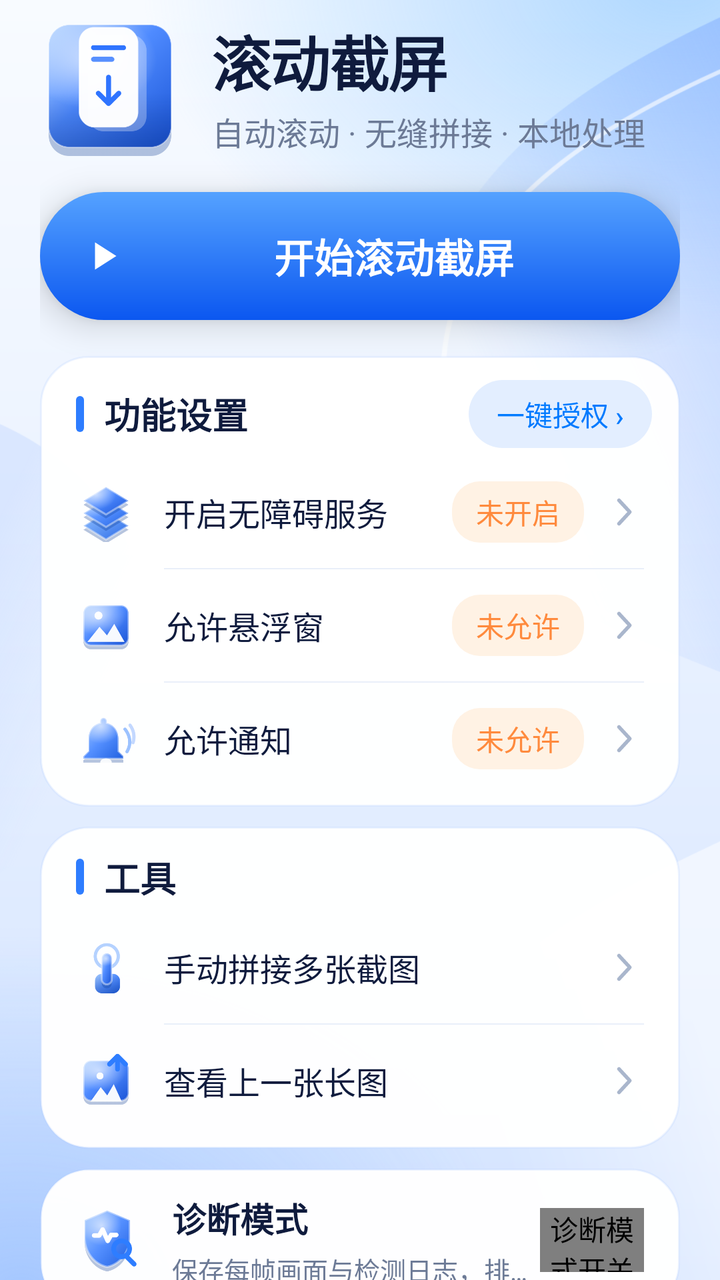
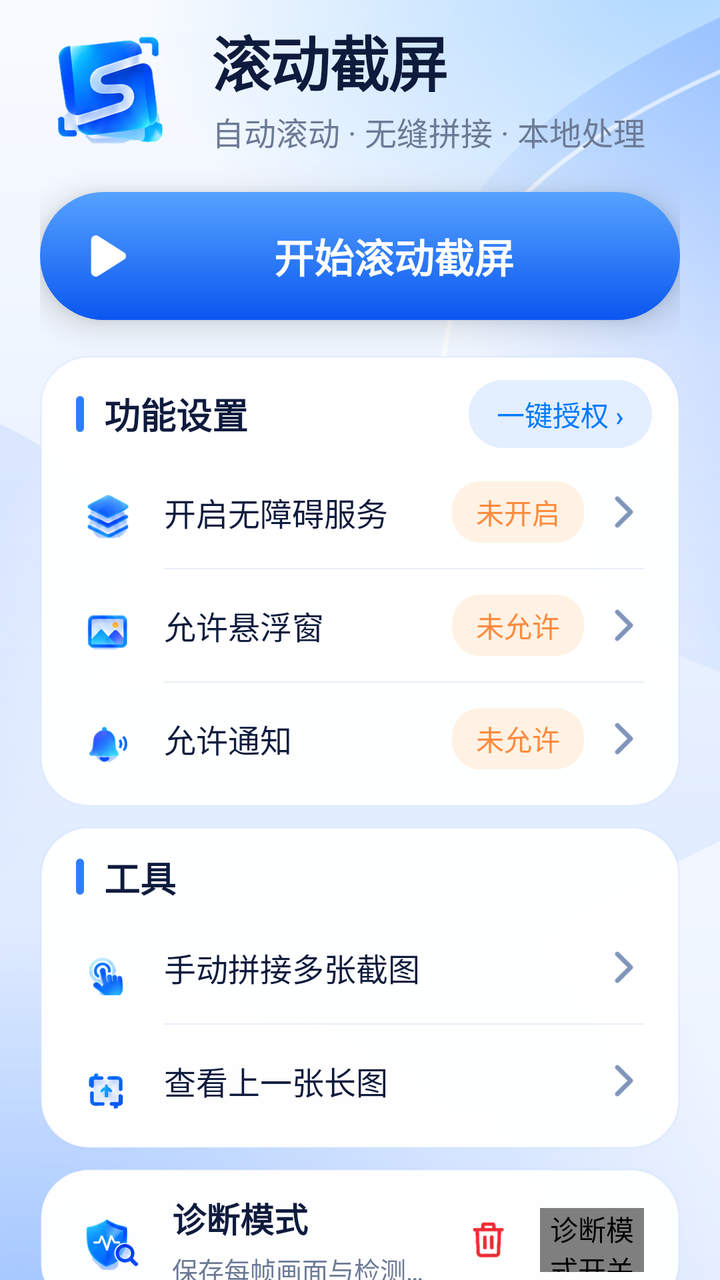

Two renders of the same Android screen: before a commit and after it. Below are the layout's source before the change and the commit's diff.
<!-- AndroidManifest.xml: application theme Theme.ScrollShot -->
<!-- res/layout/activity_main.xml -->
<?xml version="1.0" encoding="utf-8"?>
<ScrollView android:background="@drawable/bg_home_glass" android:fitsSystemWindows="true" android:scrollbars="none" android:clipToPadding="false" android:layout_width="fill_parent" android:layout_height="fill_parent" android:fillViewport="true"
  xmlns:android="http://schemas.android.com/apk/res/android">
    <LinearLayout android:orientation="vertical" android:paddingTop="6.0dip" android:paddingBottom="14.0dip" android:layout_width="fill_parent" android:layout_height="wrap_content" android:paddingStart="20.0dip" android:paddingEnd="20.0dip">

        
        <LinearLayout android:orientation="horizontal" android:gravity="center_vertical" android:layout_width="fill_parent" android:layout_height="wrap_content" android:layout_marginTop="2.0dip">
            <ImageView android:layout_width="70.0dip" android:layout_height="70.0dip" android:src="@drawable/ic_logo_glass" android:contentDescription="应用图标" />
            <LinearLayout android:orientation="vertical" android:layout_width="0.0dip" android:layout_height="wrap_content" android:layout_weight="1.0" android:layout_marginStart="16.0dip">
                <LinearLayout android:orientation="horizontal" android:gravity="bottom" android:layout_width="fill_parent" android:layout_height="wrap_content"><TextView android:layout_width="wrap_content" android:layout_height="wrap_content" android:text="滚动截屏" style="@style/Ss.HeroTitle" /><TextView android:id="@id/tvVersion" android:layout_width="wrap_content" android:layout_height="wrap_content" android:layout_marginStart="8.0dip" android:layout_marginBottom="5.0dip" android:textSize="12.0sp" android:textColor="@color/ss_muted" /></LinearLayout>
                <TextView android:layout_width="fill_parent" android:layout_height="wrap_content" android:layout_marginTop="2.0dip" android:text="自动滚动 · 无缝拼接 · 本地处理" style="@style/Ss.HeroSub" />
            </LinearLayout>
        </LinearLayout>

        
        <Button android:id="@id/btnStart" android:layout_width="fill_parent" android:layout_height="64.0dip" android:layout_marginTop="18.0dip" android:text="开始滚动截屏" android:drawableStart="@drawable/ic_play" android:elevation="10.0dip" style="@style/Ss.CtaButton" />

        
        <LinearLayout android:orientation="vertical" android:background="@drawable/bg_card_soft" android:elevation="2.0dip" android:layout_width="fill_parent" android:layout_height="wrap_content" android:layout_marginTop="18.0dip">
            <LinearLayout android:orientation="horizontal" android:gravity="center_vertical" android:layout_width="fill_parent" android:layout_height="wrap_content" android:paddingStart="18.0dip" android:paddingEnd="14.0dip" android:paddingTop="12.0dip" android:paddingBottom="4.0dip">
                <View android:background="@drawable/bg_title_bar" android:layout_width="4.0dip" android:layout_height="18.0dip" android:layout_marginEnd="10.0dip" />
                <TextView android:layout_width="0.0dip" android:layout_height="wrap_content" android:layout_weight="1.0" android:text="功能设置" style="@style/Ss.CardTitle" />
                <Button android:id="@id/btnOneKey" android:layout_width="wrap_content" android:layout_height="wrap_content" android:text="一键授权 ›" style="@style/Ss.ActionPill" />
            </LinearLayout>

            <FrameLayout android:layout_width="fill_parent" android:layout_height="wrap_content">
                <Button android:id="@id/btnAccessibility" android:contentDescription="开启无障碍服务" android:layout_width="fill_parent" android:layout_height="match_parent" style="@style/Ss.RowHit" />
                <LinearLayout android:orientation="horizontal" android:gravity="center_vertical" android:layout_width="fill_parent" android:layout_height="wrap_content" android:minHeight="56.0dip" android:paddingStart="18.0dip" android:paddingEnd="18.0dip">
                    <ImageView android:layout_width="30.0dip" android:layout_height="30.0dip" android:src="@drawable/ic_glass_layers" android:layout_marginEnd="14.0dip" android:contentDescription="无障碍" />
                    <TextView android:layout_width="0.0dip" android:layout_height="wrap_content" android:layout_weight="1.0" android:text="开启无障碍服务" style="@style/Ss.RowLabel" />
                    <TextView android:id="@id/tvAccStatus" android:layout_width="wrap_content" android:layout_height="wrap_content" android:text="未开启" android:layout_marginEnd="10.0dip" style="@style/Ss.RowPill" />
                    <ImageView android:layout_width="20.0dip" android:layout_height="20.0dip" android:src="@drawable/ic_chevron_right" android:contentDescription="进入设置" />
                </LinearLayout>
            </FrameLayout>
            <View android:background="@color/ss_line" android:layout_width="fill_parent" android:layout_height="0.5dip" android:layout_marginStart="62.0dip" android:layout_marginEnd="18.0dip" />

            <FrameLayout android:layout_width="fill_parent" android:layout_height="wrap_content">
                <Button android:id="@id/btnOverlay" android:contentDescription="允许悬浮窗" android:layout_width="fill_parent" android:layout_height="match_parent" style="@style/Ss.RowHit" />
                <LinearLayout android:orientation="horizontal" android:gravity="center_vertical" android:layout_width="fill_parent" android:layout_height="wrap_content" android:minHeight="56.0dip" android:paddingStart="18.0dip" android:paddingEnd="18.0dip">
                    <ImageView android:layout_width="30.0dip" android:layout_height="30.0dip" android:src="@drawable/ic_glass_photo" android:layout_marginEnd="14.0dip" android:contentDescription="悬浮窗" />
                    <TextView android:layout_width="0.0dip" android:layout_height="wrap_content" android:layout_weight="1.0" android:text="允许悬浮窗" style="@style/Ss.RowLabel" />
                    <TextView android:id="@id/tvOverlayStatus" android:layout_width="wrap_content" android:layout_height="wrap_content" android:text="未允许" android:layout_marginEnd="10.0dip" style="@style/Ss.RowPill" />
                    <ImageView android:layout_width="20.0dip" android:layout_height="20.0dip" android:src="@drawable/ic_chevron_right" android:contentDescription="进入设置" />
                </LinearLayout>
            </FrameLayout>
            <View android:background="@color/ss_line" android:layout_width="fill_parent" android:layout_height="0.5dip" android:layout_marginStart="62.0dip" android:layout_marginEnd="18.0dip" />

            <FrameLayout android:layout_width="fill_parent" android:layout_height="wrap_content">
                <Button android:id="@id/btnNotification" android:contentDescription="允许通知" android:layout_width="fill_parent" android:layout_height="match_parent" style="@style/Ss.RowHit" />
                <LinearLayout android:orientation="horizontal" android:gravity="center_vertical" android:layout_width="fill_parent" android:layout_height="wrap_content" android:minHeight="56.0dip" android:paddingStart="18.0dip" android:paddingEnd="18.0dip">
                    <ImageView android:layout_width="30.0dip" android:layout_height="30.0dip" android:src="@drawable/ic_glass_bell" android:layout_marginEnd="14.0dip" android:contentDescription="通知" />
                    <TextView android:layout_width="0.0dip" android:layout_height="wrap_content" android:layout_weight="1.0" android:text="允许通知" style="@style/Ss.RowLabel" />
                    <TextView android:id="@id/tvNotifStatus" android:layout_width="wrap_content" android:layout_height="wrap_content" android:text="未允许" android:layout_marginEnd="10.0dip" style="@style/Ss.RowPill" />
                    <ImageView android:layout_width="20.0dip" android:layout_height="20.0dip" android:src="@drawable/ic_chevron_right" android:contentDescription="进入设置" />
                </LinearLayout>
            </FrameLayout>
            <View android:layout_width="fill_parent" android:layout_height="6.0dip" />
        </LinearLayout>
        <TextView android:textColor="@color/ss_orange" android:id="@id/tvStatus" android:layout_width="fill_parent" android:layout_height="wrap_content" android:layout_marginTop="10.0dip" android:text="" android:visibility="gone" android:layout_marginStart="18.0dip" android:layout_marginEnd="18.0dip" style="@style/Ss.Caption" />

        
        <LinearLayout android:orientation="vertical" android:background="@drawable/bg_card_soft" android:elevation="2.0dip" android:layout_width="fill_parent" android:layout_height="wrap_content" android:layout_marginTop="10.0dip">
            <LinearLayout android:orientation="horizontal" android:gravity="center_vertical" android:layout_width="fill_parent" android:layout_height="wrap_content" android:paddingStart="18.0dip" android:paddingEnd="14.0dip" android:paddingTop="12.0dip" android:paddingBottom="4.0dip">
                <View android:background="@drawable/bg_title_bar" android:layout_width="4.0dip" android:layout_height="18.0dip" android:layout_marginEnd="10.0dip" />
                <TextView android:layout_width="0.0dip" android:layout_height="wrap_content" android:layout_weight="1.0" android:text="工具" style="@style/Ss.CardTitle" />
            </LinearLayout>
            <FrameLayout android:layout_width="fill_parent" android:layout_height="wrap_content">
                <Button android:id="@id/btnManual" android:contentDescription="手动拼接多张截图" android:layout_width="fill_parent" android:layout_height="match_parent" style="@style/Ss.RowHit" />
                <LinearLayout android:orientation="horizontal" android:gravity="center_vertical" android:layout_width="fill_parent" android:layout_height="wrap_content" android:minHeight="56.0dip" android:paddingStart="18.0dip" android:paddingEnd="18.0dip">
                    <ImageView android:layout_width="30.0dip" android:layout_height="30.0dip" android:src="@drawable/ic_glass_hand" android:layout_marginEnd="14.0dip" android:contentDescription="手动拼接" />
                    <TextView android:layout_width="0.0dip" android:layout_height="wrap_content" android:layout_weight="1.0" android:text="手动拼接多张截图" style="@style/Ss.RowLabel" />
                    <ImageView android:layout_width="20.0dip" android:layout_height="20.0dip" android:src="@drawable/ic_chevron_right" android:contentDescription="进入" />
                </LinearLayout>
            </FrameLayout>
            <View android:background="@color/ss_line" android:layout_width="fill_parent" android:layout_height="0.5dip" android:layout_marginStart="62.0dip" android:layout_marginEnd="18.0dip" />
            <FrameLayout android:layout_width="fill_parent" android:layout_height="wrap_content">
                <Button android:id="@id/btnLast" android:contentDescription="查看上一张长图" android:layout_width="fill_parent" android:layout_height="match_parent" style="@style/Ss.RowHit" />
                <LinearLayout android:orientation="horizontal" android:gravity="center_vertical" android:layout_width="fill_parent" android:layout_height="wrap_content" android:minHeight="56.0dip" android:paddingStart="18.0dip" android:paddingEnd="18.0dip">
                    <ImageView android:layout_width="30.0dip" android:layout_height="30.0dip" android:src="@drawable/ic_glass_last" android:layout_marginEnd="14.0dip" android:contentDescription="长图" />
                    <TextView android:layout_width="0.0dip" android:layout_height="wrap_content" android:layout_weight="1.0" android:text="查看上一张长图" style="@style/Ss.RowLabel" />
                    <ImageView android:layout_width="20.0dip" android:layout_height="20.0dip" android:src="@drawable/ic_chevron_right" android:contentDescription="进入" />
                </LinearLayout>
            </FrameLayout>
            <View android:layout_width="fill_parent" android:layout_height="6.0dip" />
        </LinearLayout>

        
        <LinearLayout android:orientation="vertical" android:background="@drawable/bg_card_soft" android:elevation="2.0dip" android:layout_width="fill_parent" android:layout_height="wrap_content" android:layout_marginTop="10.0dip">
            <LinearLayout android:id="@id/rowDiagnostics" android:orientation="horizontal" android:gravity="center_vertical" android:background="@drawable/bg_row_ripple" android:clickable="true" android:focusable="true" android:layout_width="fill_parent" android:layout_height="wrap_content" android:paddingStart="18.0dip" android:paddingEnd="18.0dip" android:paddingTop="12.0dip" android:paddingBottom="12.0dip">
                <ImageView android:layout_width="34.0dip" android:layout_height="34.0dip" android:src="@drawable/ic_glass_diag" android:layout_marginEnd="14.0dip" android:contentDescription="诊断" />
                <LinearLayout android:orientation="vertical" android:layout_width="0.0dip" android:layout_height="wrap_content" android:layout_weight="1.0">
                    <TextView android:layout_width="fill_parent" android:layout_height="wrap_content" android:text="诊断模式" android:textSize="17.0sp" android:textStyle="bold" android:textColor="@color/ss_navy" />
                    <TextView android:layout_width="fill_parent" android:layout_height="wrap_content" android:layout_marginTop="4.0dip" android:text="保存每帧画面与检测日志，排查问题时开启" android:textSize="13.0sp" android:textColor="@color/ss_muted" android:maxLines="1" android:ellipsize="end" />
                </LinearLayout>
                <com.scrollshot.SsSwitch android:id="@id/chkDiagnostics" android:layout_width="52.0dip" android:layout_height="32.0dip" android:contentDescription="诊断模式开关" />
            </LinearLayout>
        </LinearLayout>

        <TextView android:id="@id/tvDiagStatus" android:layout_width="fill_parent" android:layout_height="wrap_content" android:layout_marginTop="10.0dip" android:text="诊断模式已关" android:layout_marginStart="18.0dip" android:layout_marginEnd="18.0dip" style="@style/Ss.Caption" />
        <TextView android:id="@id/tvLog" android:visibility="gone" android:layout_width="fill_parent" android:layout_height="wrap_content" android:layout_marginTop="2.0dip" android:text="" android:layout_marginStart="18.0dip" android:layout_marginEnd="18.0dip" style="@style/Ss.Caption" />
    </LinearLayout>
</ScrollView>
<!-- resources referenced by this layout -->
<resources>
  <color name="ss_line">#ffe9eff9</color>
  <color name="ss_muted">#ff6c7a96</color>
  <color name="ss_navy">#ff0f1b3d</color>
  <color name="ss_orange">#ffff9500</color>
  <!-- drawable bg_row_ripple (drawable) -->
  <?xml version="1.0" encoding="utf-8"?>
  <ripple android:color="@color/ss_ripple_dark"
    xmlns:android="http://schemas.android.com/apk/res/android">
      <item android:drawable="@android:color/transparent" />
  </ripple>
  <!-- drawable bg_title_bar (drawable) -->
  <?xml version="1.0" encoding="utf-8"?>
  <shape android:shape="rectangle"
    xmlns:android="http://schemas.android.com/apk/res/android">
      <solid android:color="#ff2e7dff" />
      <corners android:radius="2.0dip" />
  </shape>
  <!-- drawable ic_chevron_right (drawable) -->
  <?xml version="1.0" encoding="utf-8"?>
  <vector android:height="20.0dip" android:width="20.0dip" android:viewportWidth="24.0" android:viewportHeight="24.0"
    xmlns:android="http://schemas.android.com/apk/res/android">
      <path android:pathData="M9,5L15.5,12L9,19" android:strokeColor="@color/ss_chevron" android:strokeWidth="2.2" android:strokeLineCap="round" android:strokeLineJoin="round" />
  </vector>
  <!-- drawable ic_glass_bell: png bitmap (drawable-nodpi, 11556 bytes) -->
  <!-- drawable ic_glass_diag: png bitmap (drawable-nodpi, 16824 bytes) -->
  <!-- drawable ic_glass_hand: png bitmap (drawable-nodpi, 11836 bytes) -->
  <!-- drawable ic_glass_last: png bitmap (drawable-nodpi, 14871 bytes) -->
  <!-- drawable ic_glass_layers: png bitmap (drawable-nodpi, 17972 bytes) -->
  <!-- drawable ic_glass_photo: png bitmap (drawable-nodpi, 14403 bytes) -->
  <!-- drawable ic_logo_glass: png bitmap (drawable-nodpi, 40012 bytes) -->
  <!-- drawable ic_play (drawable) -->
  <?xml version="1.0" encoding="utf-8"?>
  <vector android:height="24.0dip" android:width="24.0dip" android:viewportWidth="24.0" android:viewportHeight="24.0"
    xmlns:android="http://schemas.android.com/apk/res/android">
      <path android:fillColor="#ffffffff" android:pathData="M7.5,5.2L18.2,12L7.5,18.8Z" />
  </vector>
  <style name="Ss.Caption" parent="@android:style/TextAppearance">
          <item name="android:textSize">13.0sp</item>
          <item name="android:textColor">@color/ss_muted</item>
          <item name="android:lineSpacingExtra">3.0dip</item>
      </style>
  <style name="Ss.CardTitle" parent="@android:style/TextAppearance">
          <item name="android:textSize">18.0sp</item>
          <item name="android:textStyle">bold</item>
          <item name="android:textColor">@color/ss_navy</item>
          <item name="android:fontFamily">sans-serif</item>
      </style>
  <style name="Ss.HeroSub" parent="@android:style/TextAppearance">
          <item name="android:textSize">16.0sp</item>
          <item name="android:textColor">@color/ss_muted</item>
          <item name="android:fontFamily">sans-serif</item>
      </style>
  <style name="Ss.RowLabel" parent="@android:style/TextAppearance">
          <item name="android:textSize">16.0sp</item>
          <item name="android:textColor">@color/ss_navy</item>
          <item name="android:fontFamily">sans-serif</item>
      </style>
  <color name="ss_ripple_dark">#14000000</color>
  <color name="ss_chevron">#ffa9b6cc</color>
  <color name="scrollshot_blue">#ff007aff</color>
  <color name="ss_on_blue">#ffffffff</color>
  <color name="ss_pill_warn_text">#ffff8a3d</color>
  <!-- drawable bg_pill_warn (drawable) -->
  <?xml version="1.0" encoding="utf-8"?>
  <shape android:shape="rectangle"
    xmlns:android="http://schemas.android.com/apk/res/android">
      <solid android:color="@color/ss_pill_warn_bg" />
      <corners android:radius="14.0dip" />
  </shape>
  <color name="scrollshot_blue_dark">#ff0062cc</color>
  <color name="ss_pill_warn_bg">#fffff2e4</color>
  <!-- unchanged entries left out for length: 10 -->
</resources>

<!-- the commit's change to res/layout/activity_main.xml (unified diff, before → after) -->
@@ -92,6 +92,7 @@
                     <TextView android:layout_width="fill_parent" android:layout_height="wrap_content" android:text="诊断模式" android:textSize="17.0sp" android:textStyle="bold" android:textColor="@color/ss_navy" />
                     <TextView android:layout_width="fill_parent" android:layout_height="wrap_content" android:layout_marginTop="4.0dip" android:text="保存每帧画面与检测日志，排查问题时开启" android:textSize="13.0sp" android:textColor="@color/ss_muted" android:maxLines="1" android:ellipsize="end" />
                 </LinearLayout>
+                <ImageButton android:id="@id/btnClearDiag" android:layout_width="40.0dip" android:layout_height="40.0dip" android:layout_marginEnd="6.0dip" android:padding="8.0dip" android:src="@drawable/ic_delete" android:background="?android:attr/selectableItemBackgroundBorderless" android:contentDescription="删除 Download/ScrollShot 文件夹" />
                 <com.scrollshot.SsSwitch android:id="@id/chkDiagnostics" android:layout_width="52.0dip" android:layout_height="32.0dip" android:contentDescription="诊断模式开关" />
             </LinearLayout>
         </LinearLayout>
<!-- resource entries referenced after the edit -->
@@ -17,25 +17,16 @@
       <solid android:color="#ff2e7dff" />
       <corners android:radius="2.0dip" />
   </shape>
-  <!-- drawable ic_chevron_right (drawable) -->
-  <?xml version="1.0" encoding="utf-8"?>
-  <vector android:height="20.0dip" android:width="20.0dip" android:viewportWidth="24.0" android:viewportHeight="24.0"
-    xmlns:android="http://schemas.android.com/apk/res/android">
-      <path android:pathData="M9,5L15.5,12L9,19" android:strokeColor="@color/ss_chevron" android:strokeWidth="2.2" android:strokeLineCap="round" android:strokeLineJoin="round" />
-  </vector>
-  <!-- drawable ic_glass_bell: png bitmap (drawable-nodpi, 11556 bytes) -->
-  <!-- drawable ic_glass_diag: png bitmap (drawable-nodpi, 16824 bytes) -->
-  <!-- drawable ic_glass_hand: png bitmap (drawable-nodpi, 11836 bytes) -->
-  <!-- drawable ic_glass_last: png bitmap (drawable-nodpi, 14871 bytes) -->
-  <!-- drawable ic_glass_layers: png bitmap (drawable-nodpi, 17972 bytes) -->
-  <!-- drawable ic_glass_photo: png bitmap (drawable-nodpi, 14403 bytes) -->
-  <!-- drawable ic_logo_glass: png bitmap (drawable-nodpi, 40012 bytes) -->
-  <!-- drawable ic_play (drawable) -->
-  <?xml version="1.0" encoding="utf-8"?>
-  <vector android:height="24.0dip" android:width="24.0dip" android:viewportWidth="24.0" android:viewportHeight="24.0"
-    xmlns:android="http://schemas.android.com/apk/res/android">
-      <path android:fillColor="#ffffffff" android:pathData="M7.5,5.2L18.2,12L7.5,18.8Z" />
-  </vector>
+  <!-- drawable ic_chevron_right: png bitmap (drawable-xxxhdpi, 1742 bytes) -->
+  <!-- drawable ic_delete: png bitmap (drawable-xxxhdpi, 5216 bytes) -->
+  <!-- drawable ic_glass_bell: png bitmap (drawable-nodpi, 25711 bytes) -->
+  <!-- drawable ic_glass_diag: png bitmap (drawable-nodpi, 67324 bytes) -->
+  <!-- drawable ic_glass_hand: png bitmap (drawable-nodpi, 29813 bytes) -->
+  <!-- drawable ic_glass_last: png bitmap (drawable-nodpi, 27206 bytes) -->
+  <!-- drawable ic_glass_layers: png bitmap (drawable-nodpi, 43961 bytes) -->
+  <!-- drawable ic_glass_photo: png bitmap (drawable-nodpi, 27720 bytes) -->
+  <!-- drawable ic_logo_glass: png bitmap (drawable-nodpi, 106467 bytes) -->
+  <!-- drawable ic_play: png bitmap (drawable-xxxhdpi, 1720 bytes) -->
   <style name="Ss.Caption" parent="@android:style/TextAppearance">
           <item name="android:textSize">13.0sp</item>
           <item name="android:textColor">@color/ss_muted</item>
@@ -58,7 +49,6 @@
           <item name="android:fontFamily">sans-serif</item>
       </style>
   <color name="ss_ripple_dark">#14000000</color>
-  <color name="ss_chevron">#ffa9b6cc</color>
   <color name="scrollshot_blue">#ff007aff</color>
   <color name="ss_on_blue">#ffffffff</color>
   <color name="ss_pill_warn_text">#ffff8a3d</color>
